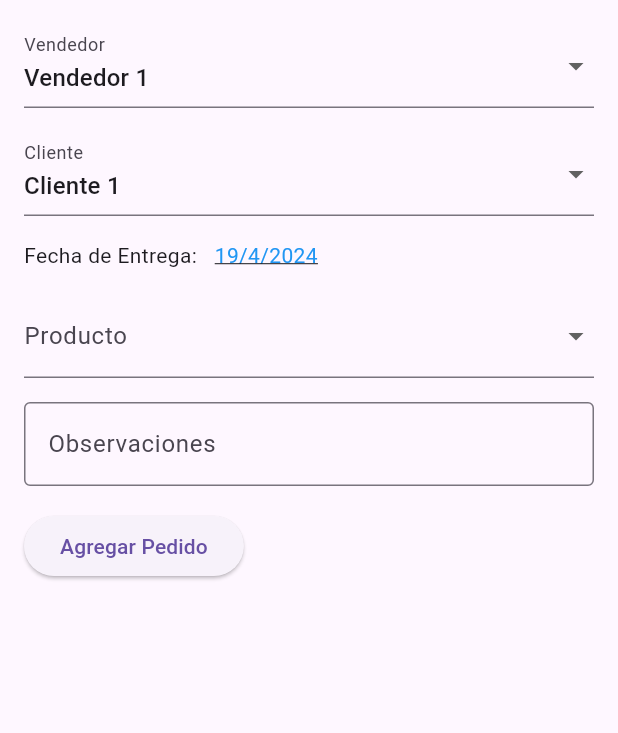
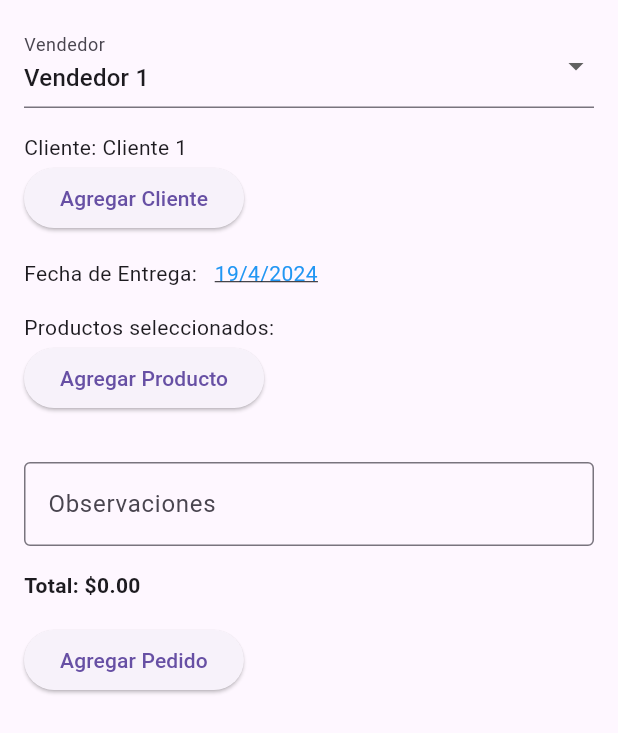
Before and after one commit to Victor-8a/SYNC-PRO-MOBILE, a Flutter app: the PaginaPedidos screen opened directly, on a phone screen of 412 x 824 dp. Shown: the top 733 px of the screen. Run offline on Flutter 3.47's test engine with Material 3 defaults, Android fonts, the phone set to English and light mode, and no system bars; our stand-ins replace curved_navigation_bar; network calls fail.

Commit message:
se agregaron 2 nuevas clases seleccionar productos y seleccionar clientes

```diff
--- a/lib/pagina_pedidos.dart
+++ b/lib/pagina_pedidos.dart
@@ -1,16 +1,34 @@
 import 'package:flutter/material.dart';
 import 'seleccionar_producto.dart';
+import 'seleccionar_clientes.dart'; // Importa las clases SeleccionarProducto y SeleccionarCliente
 
-class PaginaPedidos extends StatelessWidget {
+class Product {
+  final String name;
+  final double price;
+
+  Product(this.name, this.price);
+}
+
+class PaginaPedidos extends StatefulWidget {
   const PaginaPedidos({Key? key}) : super(key: key);
 
   @override
-  Widget build(BuildContext context) {
+  _PaginaPedidosState createState() => _PaginaPedidosState();
+}
+
+class _PaginaPedidosState extends State<PaginaPedidos> {
   String _selectedSalesperson = 'Vendedor 1';
   String _selectedClient = 'Cliente 1';
   DateTime _selectedDate = DateTime.now();
-    final List<String> _selectedProducts = [];
+  List<Product> _selectedProducts = [];
+  Map<Product, int> _selectedProductQuantities = {};
   String _observations = '';
+
+  @override
+  Widget build(BuildContext context) {
+    double totalPrice = _selectedProducts.fold(0, (sum, product) {
+      return sum + (product.price * _selectedProductQuantities[product]!);
+    });
 
     return Scaffold(
       body: SingleChildScrollView(
@@ -21,7 +39,9 @@ class PaginaPedidos extends StatelessWidget {
             DropdownButtonFormField<String>(
               value: _selectedSalesperson,
               onChanged: (newValue) {
-                // Aquí puedes manejar el cambio de vendedor seleccionado
+                setState(() {
+                  _selectedSalesperson = newValue!;
+                });
               },
               items: ['Vendedor 1', 'Vendedor 2', 'Vendedor 3']
                   .map((vendedor) {
@@ -35,24 +55,12 @@ class PaginaPedidos extends StatelessWidget {
               ),
             ),
             const SizedBox(height: 16.0),
-            DropdownButtonFormField<String>(
-              value: _selectedClient,
-              onChanged: (newValue) {
-                Navigator.push(
-                  context,
-                  MaterialPageRoute(builder: (context) => seleccionar_producto()), // Navega a la pantalla de selección de productos
-                );
+            Text('Cliente: $_selectedClient'), // Etiqueta de cliente
+            ElevatedButton(
+              onPressed: () {
+                _navigateToSeleccionarCliente(context); // Navega a SeleccionarCliente
               },
-              items: ['Cliente 1', 'Cliente 2', 'Cliente 3']
-                  .map((cliente) {
-                    return DropdownMenuItem(
-                      value: cliente,
-                      child: Text(cliente),
-                    );
-                  }).toList(),
-              decoration: const InputDecoration(
-                labelText: 'Cliente',
-              ),
+              child: Text('Agregar Cliente'),
             ),
             const SizedBox(height: 16.0),
             Row(
@@ -74,26 +82,30 @@ class PaginaPedidos extends StatelessWidget {
               ],
             ),
             const SizedBox(height: 16.0),
-            DropdownButtonFormField<String>(
-              value: null,
-              onChanged: (newValue) {
-                Navigator.push(
-                  context,
-                  MaterialPageRoute(builder: (context) => seleccionar_producto()), // Navega a la pantalla de selección de productos
-                );
+            Text('Productos seleccionados:'), // Etiqueta de productos
+            ElevatedButton(
+              onPressed: () {
+                _navigateToSeleccionarProducto(context); // Navega a SeleccionarProducto
               },
-              items: ['Producto 1', 'Producto 2', 'Producto 3']
-                  .map((producto) {
-                    return DropdownMenuItem(
-                      value: producto,
-                      child: Text(producto),
+              child: Text('Agregar Producto'),
+            ),
+            // Mostrar los productos seleccionados con su precio y cantidad
+            const SizedBox(height: 16.0),
+            if (_selectedProducts.isNotEmpty)
+              Column(
+                crossAxisAlignment: CrossAxisAlignment.start,
+                children: _selectedProducts.map((product) {
+                  int quantity = _selectedProductQuantities[product]!;
+                  double subtotal = product.price * quantity;
+                  return Row(
+                    children: [
+                      Text('${product.name} - \$${product.price} x $quantity'),
+                      const SizedBox(width: 8.0),
+                      Text('- Subtotal: \$${subtotal.toStringAsFixed(2)}'),
+                    ],
                   );
                 }).toList(),
-              decoration: const InputDecoration(
-                labelText: 'Producto',
               ),
-            ),
-            // Resto del contenido del segundo código
             const SizedBox(height: 16.0),
             TextField(
               onChanged: (value) {
@@ -105,12 +117,18 @@ class PaginaPedidos extends StatelessWidget {
               ),
             ),
             const SizedBox(height: 16.0),
+            Text(
+              'Total: \$${totalPrice.toStringAsFixed(2)}',
+              style: TextStyle(fontWeight: FontWeight.bold),
+            ),
+            const SizedBox(height: 16.0),
             ElevatedButton(
               onPressed: () {
                 // Aquí puedes agregar la lógica para agregar el pedido
                 // a tu sistema o enviarlo a tu API
               },
               child: const Text('Agregar Pedido'),
+                      child: Colors.blue
             ),
           ],
         ),
@@ -127,8 +145,44 @@ class PaginaPedidos extends StatelessWidget {
     );
 
     if (pickedDate != null) {
-      // Actualiza la fecha seleccionada
+      setState(() {
+        _selectedDate = pickedDate;
+      });
+    }
+  }
+
+  void _navigateToSeleccionarCliente(BuildContext context) {
+    Navigator.push(
+      context,
+      MaterialPageRoute(builder: (context) => SeleccionarCliente()),
+    ).then((selectedClient) {
+      if (selectedClient != null) {
+        setState(() {
+          _selectedClient = selectedClient;
+        });
+      }
+    });
+  }
+
+  void _navigateToSeleccionarProducto(BuildContext context) {
+    Navigator.push(
+      context,
+      MaterialPageRoute(builder: (context) => SeleccionarProducto()),
+      ).then((selectedProduct) {
+      if (selectedProduct != null) {
+        setState(() {
+          if (_selectedProducts.contains(selectedProduct)) {
+            _selectedProductQuantities[selectedProduct] =
+                _selectedProductQuantities[selectedProduct]! + 1;
+          } else {
+            _selectedProducts.add(selectedProduct);
+            _selectedProductQuantities[selectedProduct] = 1;
+          }
+        });
+      }
+    });
+  }
+
+
 
 }
-  }
-}
--- a/lib/seleccionar_clientes.dart
+++ b/lib/seleccionar_clientes.dart
@@ -1,6 +1,7 @@
 import 'package:flutter/material.dart';
+class SeleccionarCliente extends StatelessWidget {
+  const SeleccionarCliente({Key? key}) : super(key: key);
 
-class seleccionar_clientes extends StatelessWidget {
   @override
   Widget build(BuildContext context) {
     // Aquí puedes implementar la lógica para mostrar una lista de clientes
```
Also changed, not shown: lib/seleccionar_producto.dart (+28 -4 lines), lib/main.dart (indentation only), lib/pagina_vendedores.dart (indentation only). Lines whose indentation alone changed are shown as unchanged.
